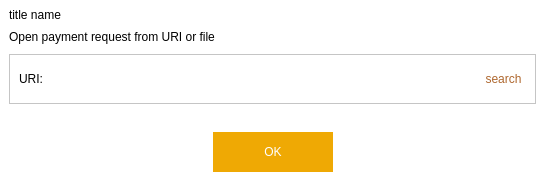
Qt form src/qt/forms/openuridialog.ui (MassGrid/MassGrid) before a commit.
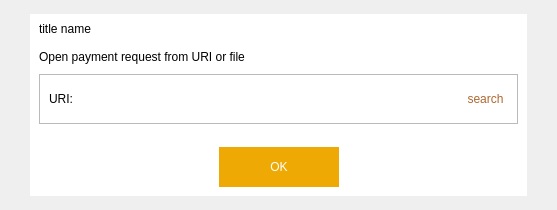
The same form after that commit. Icons and pictures are not drawn. Custom widgets are drawn as their Qt base class.

Patch:
```diff
--- a/src/qt/forms/openuridialog.ui
+++ b/src/qt/forms/openuridialog.ui
@@ -6,22 +6,70 @@
    <rect>
     <x>0</x>
     <y>0</y>
-    <width>545</width>
-    <height>181</height>
+    <width>557</width>
+    <height>210</height>
    </rect>
   </property>
   <property name="windowTitle">
    <string>Open URI</string>
   </property>
   <property name="styleSheet">
-   <string notr="true">QWidget{
+   <string notr="true"/>
+  </property>
+  <layout class="QGridLayout" name="gridLayout">
+   <property name="leftMargin">
+    <number>0</number>
+   </property>
+   <property name="topMargin">
+    <number>0</number>
+   </property>
+   <property name="rightMargin">
+    <number>0</number>
+   </property>
+   <property name="bottomMargin">
+    <number>0</number>
+   </property>
+   <item row="0" column="0">
+    <widget class="QWidget" name="centerWin" native="true">
+     <property name="styleSheet">
+      <string notr="true">QWidget#centerWin{
+border:hidden;
+border-image: url(:/pic/res/pic/dlgBackgroud.png);
+}
+
+QFrame#frame{
+	border:1px solid rgb(186, 186, 186);
+}
+</string>
+     </property>
+     <layout class="QGridLayout" name="gridLayout_2">
+      <property name="leftMargin">
+       <number>30</number>
+      </property>
+      <property name="topMargin">
+       <number>14</number>
+      </property>
+      <property name="rightMargin">
+       <number>30</number>
+      </property>
+      <property name="bottomMargin">
+       <number>14</number>
+      </property>
+      <item row="0" column="0">
+       <widget class="QFrame" name="mainframe">
+        <property name="styleSheet">
+         <string notr="true">QFrame#mainframe{
+border:hidden;
 	background-color: rgb(255, 255, 255);
 }</string>
   </property>
+        <property name="frameShape">
+         <enum>QFrame::StyledPanel</enum>
+        </property>
+        <property name="frameShadow">
+         <enum>QFrame::Raised</enum>
+        </property>
   <layout class="QVBoxLayout" name="verticalLayout_2">
-   <property name="spacing">
-    <number>0</number>
-   </property>
    <property name="leftMargin">
     <number>0</number>
    </property>
@@ -251,6 +299,12 @@
       </layout>
      </item>
     </layout>
+         </item>
+        </layout>
+       </widget>
+      </item>
+     </layout>
+    </widget>
    </item>
   </layout>
  </widget>
```
Lines whose indentation alone changed are shown as unchanged.
